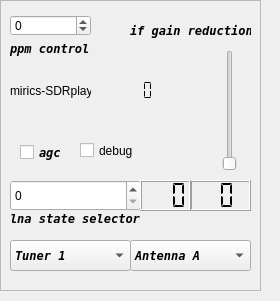
Old version of the form devices/sdrplay-handler/sdrplay-widget.ui in the repository JvanKatwijk/qt-dab.
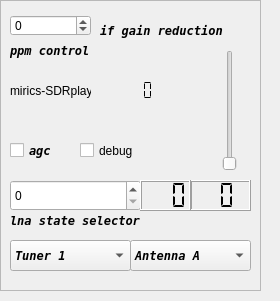
New version of the form.

Patch:
```diff
--- a/devices/sdrplay-handler/sdrplay-widget.ui
+++ b/devices/sdrplay-handler/sdrplay-widget.ui
@@ -117,10 +117,10 @@
    <widget class="QCheckBox" name="agcControl">
     <property name="geometry">
      <rect>
-      <x>20</x>
+      <x>10</x>
       <y>140</y>
-      <width>51</width>
-      <height>25</height>
+      <width>71</width>
+      <height>21</height>
      </rect>
     </property>
     <property name="font">
@@ -282,8 +282,8 @@
      <rect>
       <x>10</x>
       <y>40</y>
-      <width>81</width>
-      <height>16</height>
+      <width>101</width>
+      <height>21</height>
      </rect>
     </property>
     <property name="font">
@@ -301,9 +301,9 @@
    <widget class="QLabel" name="gainsliderLabel">
     <property name="geometry">
      <rect>
-      <x>130</x>
+      <x>100</x>
       <y>20</y>
-      <width>121</width>
+      <width>151</width>
       <height>21</height>
      </rect>
     </property>
@@ -324,8 +324,8 @@
      <rect>
       <x>10</x>
       <y>210</y>
-      <width>131</width>
-      <height>16</height>
+      <width>171</width>
+      <height>21</height>
      </rect>
     </property>
     <property name="font">
```
